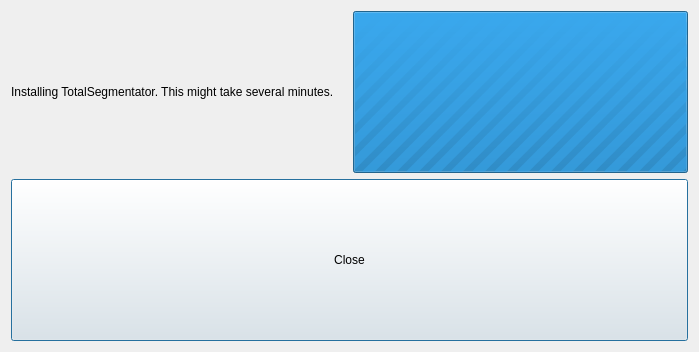
This is Plugins/org.mitk.gui.qt.segmentation/src/QmitkToolInstallDialog.ui in MITK/MITK as Qt 5 draws it before an edit. The edited form follows.
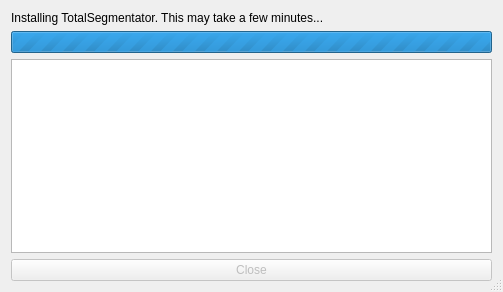
This is the edited form.

Commit message: Move widget initialization into UI file

```diff
--- a/Plugins/org.mitk.gui.qt.segmentation/src/QmitkToolInstallDialog.ui
+++ b/Plugins/org.mitk.gui.qt.segmentation/src/QmitkToolInstallDialog.ui
@@ -6,8 +6,8 @@
    <rect>
     <x>0</x>
     <y>0</y>
-    <width>699</width>
-    <height>352</height>
+    <width>503</width>
+    <height>292</height>
    </rect>
   </property>
   <property name="sizePolicy">
@@ -22,17 +22,17 @@
     <height>0</height>
    </size>
   </property>
-  <property name="maximumSize">
-   <size>
-    <width>100000</width>
-    <height>100000</height>
-   </size>
-  </property>
   <property name="windowTitle">
    <string>QmitkToolInstallDialogWidget</string>
   </property>
-  <layout class="QGridLayout" name="gridLayout">
-   <item row="0" column="0">
+  <property name="sizeGripEnabled">
+   <bool>true</bool>
+  </property>
+  <property name="modal">
+   <bool>true</bool>
+  </property>
+  <layout class="QVBoxLayout" name="verticalLayout">
+   <item>
     <widget class="QLabel" name="statusLabel">
      <property name="sizePolicy">
       <sizepolicy hsizetype="Preferred" vsizetype="Preferred">
@@ -41,11 +41,11 @@
       </sizepolicy>
      </property>
      <property name="text">
-      <string>Installing TotalSegmentator. This might take several minutes. </string>
+      <string>Installing TotalSegmentator. This may take a few minutes...</string>
      </property>
     </widget>
    </item>
-   <item row="0" column="1">
+   <item>
     <widget class="QProgressBar" name="progressBar">
      <property name="sizePolicy">
       <sizepolicy hsizetype="Preferred" vsizetype="Preferred">
@@ -59,10 +59,29 @@
      <property name="maximum">
       <number>0</number>
      </property>
+     <property name="textVisible">
+      <bool>false</bool>
+     </property>
     </widget>
    </item>
-   <item row="2" column="0" colspan="2">
+   <item>
+    <widget class="QPlainTextEdit" name="consoleOutput">
+     <property name="styleSheet">
+      <string notr="true">font-family: Courier</string>
+     </property>
+     <property name="undoRedoEnabled">
+      <bool>false</bool>
+     </property>
+     <property name="readOnly">
+      <bool>true</bool>
+     </property>
+    </widget>
+   </item>
+   <item>
     <widget class="QPushButton" name="closePushButton">
+     <property name="enabled">
+      <bool>false</bool>
+     </property>
      <property name="sizePolicy">
       <sizepolicy hsizetype="Preferred" vsizetype="Preferred">
        <horstretch>0</horstretch>
```
Left out of the diff: 2 changed lines with no effect on the pictures. The commit also changes 2 other files.
